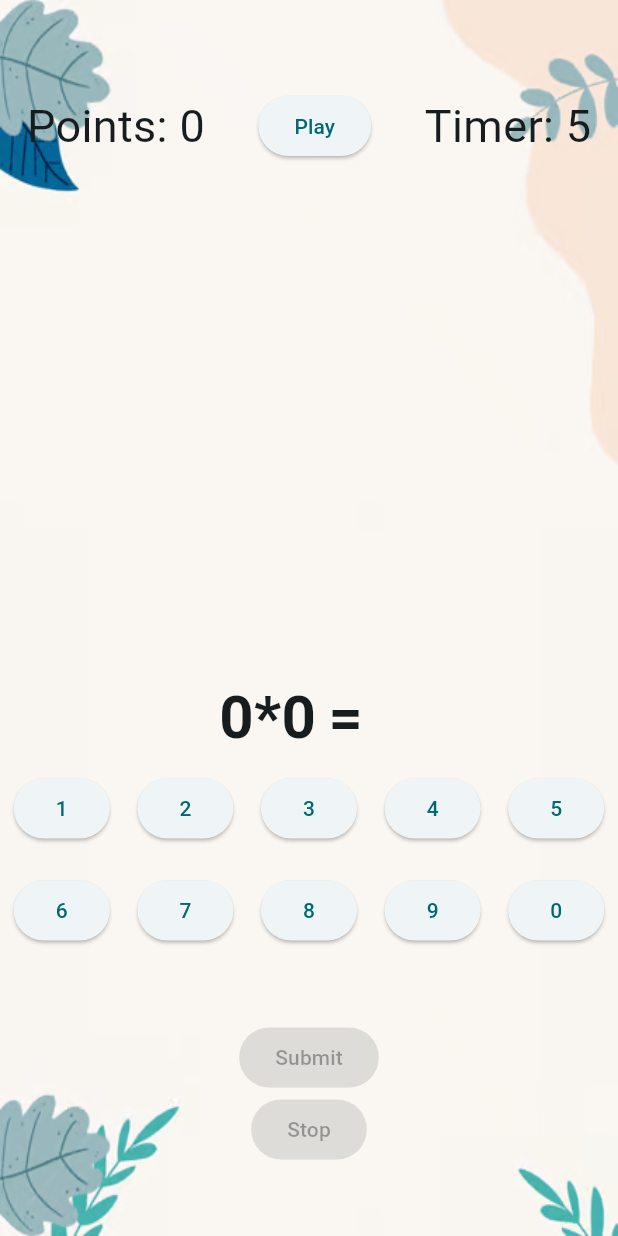
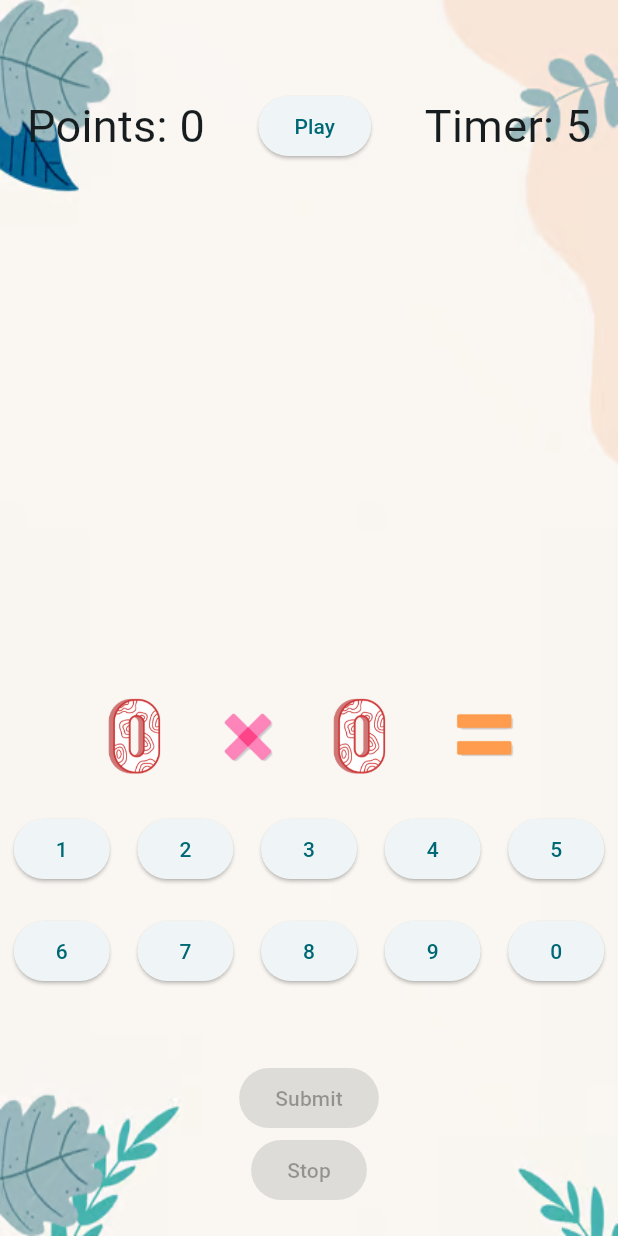
Before and after one commit to DanielYcZhang/Math_Game, a Flutter app: the screen it shows after launch, on a phone screen of 412 x 824 dp. Run offline on Flutter 3.47's test engine with Material 2 defaults, Android fonts, the phone set to English and light mode, and no system bars.

Commit message:
Added number images.

```diff
--- a/lib/main.dart
+++ b/lib/main.dart
@@ -150,6 +150,22 @@ class _MyHomePageState extends State<MyHomePage> {
     });
   }
 
+  List<Widget> getResultImages() {
+    var numberArray = answerString.split(""); // "12" => ["1", "2"]
+    // var stringValues = "a|b|c"; stringValues.split("|") => ["a", "b","c",] ,
+
+    var l = numberArray
+        .map(
+          (numStr) => Image.asset(
+            "assets/images/$numStr.png",
+            height: 50,
+            width: 50,
+          ),
+        )
+        .toList();
+    return l;
+  }
+
   @override
   Widget build(BuildContext context) {
     return Scaffold(
@@ -162,7 +178,7 @@ class _MyHomePageState extends State<MyHomePage> {
         child: Column(
           mainAxisAlignment: MainAxisAlignment.start,
           children: [
-            SizedBox(
+            const SizedBox(
               height: 60,
             ),
             Flexible(
@@ -216,36 +232,37 @@ class _MyHomePageState extends State<MyHomePage> {
                     Row(
                       mainAxisAlignment: MainAxisAlignment.center,
                       children: [
-                        Text(
-                          firstNumber.toString(),
-                          style: const TextStyle(
-                              fontSize: 40, fontWeight: FontWeight.bold),
+                        Image.asset(
+                          "assets/images/$firstNumber.png",
+                          height: 100,
+                          width: 100,
                         ),
-                        const Text(
-                          "*",
-                          style: TextStyle(
-                              fontSize: 40, fontWeight: FontWeight.bold),
+                        Image.asset(
+                          "assets/images/multiply.png",
+                          height: 50,
+                          width: 50,
                         ),
-                        Text(
-                          secondNumber.toString(),
-                          style: const TextStyle(
-                              fontSize: 40, fontWeight: FontWeight.bold),
+                        Image.asset(
+                          "assets/images/$secondNumber.png",
+                          height: 100,
+                          width: 100,
                         ),
-                        const Padding(
+                        Padding(
                           padding: EdgeInsets.all(8.0),
-                          child: Text(
-                            "=",
-                            style: TextStyle(
-                                fontSize: 40, fontWeight: FontWeight.bold),
+                          child: Image.asset(
+                            "assets/images/equal.png",
+                            height: 50,
+                            width: 50,
                           ),
                         ),
-                        Text(
-                          answerString,
-                          style: const TextStyle(
-                              fontSize: 40,
-                              fontWeight: FontWeight.bold,
-                              color: Colors.yellow),
-                        ),
+                        Row(children: getResultImages()),
+                        // Text(
+                        //   answerString,
+                        //   style: const TextStyle(
+                        //       fontSize: 40,
+                        //       fontWeight: FontWeight.bold,
+                        //       color: Colors.black),
+                        // ),
                         Padding(
                           padding: const EdgeInsets.all(8.0),
                           child: isCheckingAnswer
--- a/pubspec.yaml
+++ b/pubspec.yaml
@@ -60,7 +60,7 @@ flutter:
 
   # To add assets to your application, add an assets section, like this:
   assets:
-    - assets/images/Background.png
+    - assets/images/
 
   # An image asset can refer to one or more resolution-specific "variants", see
   # https://flutter.dev/assets-and-images/#resolution-aware
```
Also changed, not shown: assets/images/0.png (added), assets/images/1.png (added), assets/images/2.png (added), assets/images/3.png (added), assets/images/4.png (added), assets/images/5.png (added), assets/images/6.png (added), assets/images/7.png (added), assets/images/8.png (added), assets/images/9.png (added), assets/images/divide.png (added), assets/images/equal.png (added), assets/images/minus.png (added), assets/images/multiply.png (added), 1 more files.
